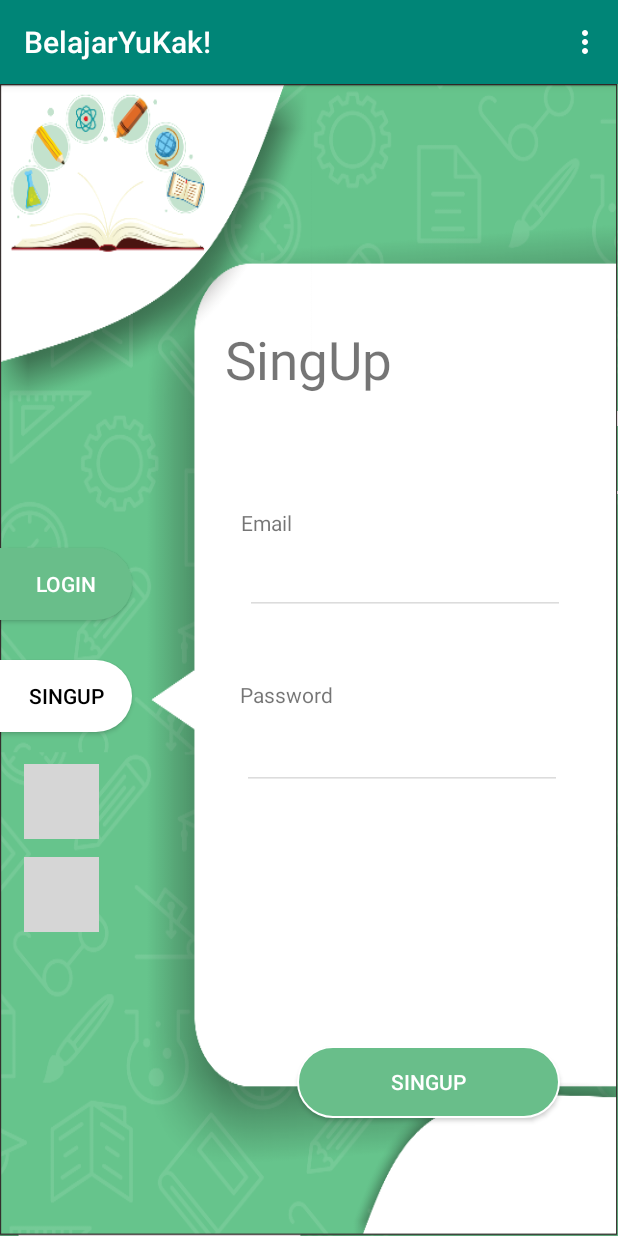
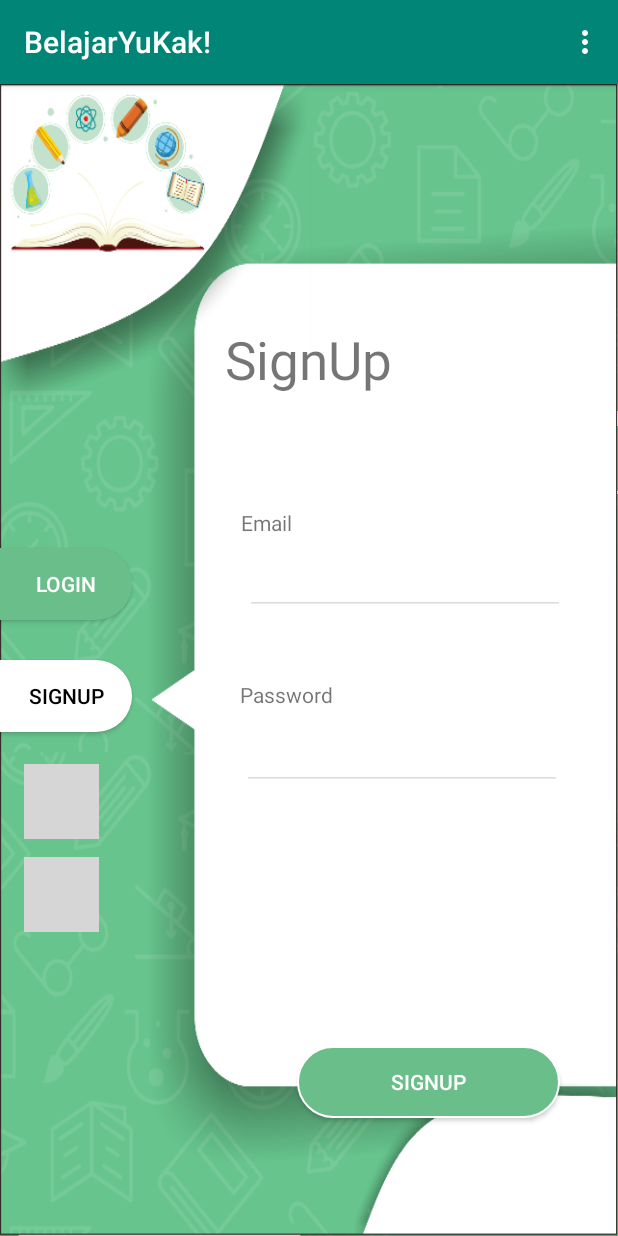
Before and after one commit to sandrialfarisi/Android-ProjectUAS, an Android app: the fragment SignUpFragment placed in its activity, on a phone screen of 412 x 824 dp. Run offline under Robolectric (Android 15) with nearby library versions, the phone set to English and light mode, and no system bars; our stand-ins replace Firebase (no records; nobody signed in at launch, a user with empty details on screens opened directly); Roboto replaces fonts that are not available here; grey boxes are pictures that could not be loaded.

Commit message:
change typo from singup to signup

```diff
--- a/app/src/main/res/values/strings.xml
+++ b/app/src/main/res/values/strings.xml
@@ -8,7 +8,7 @@
     <string name="about">About</string>
     <string name="signout">SignOut</string>
     <string name="login">Login</string>
-    <string name="signup">SingUp</string>
+    <string name="signup">SignUp</string>
     <string name="email">Email</string>
     <string name="password">Password</string>
     <string name="title">Title</string>
```
